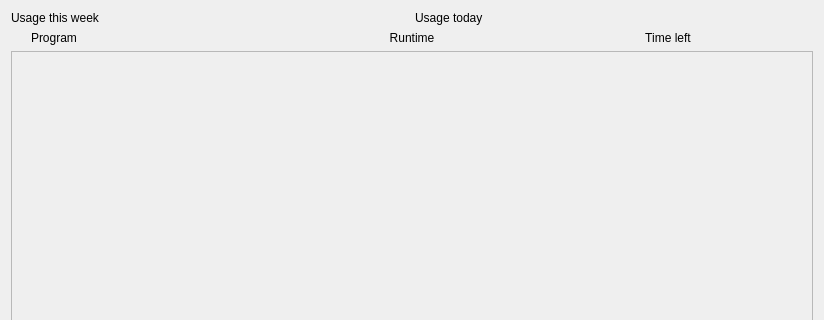
This is src/gui/widgets/statistics/statisticspage.ui in bergamontt/sunflower as Qt 5 draws it before an edit; both pictures show x 0 to 824 and y 0 to 320 of the 824 by 640 pixel window. The edited form follows.
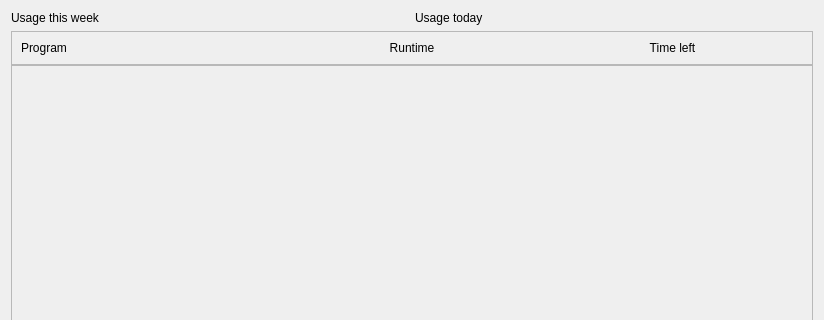
This is the edited form.

Patch:
```diff
--- a/src/gui/widgets/statistics/statisticspage.ui
+++ b/src/gui/widgets/statistics/statisticspage.ui
@@ -61,15 +61,25 @@
    <item>
     <layout class="QVBoxLayout" name="windowStats" stretch="0,0">
      <property name="spacing">
-      <number>6</number>
+      <number>0</number>
      </property>
      <item>
-      <layout class="QHBoxLayout" name="windowsHeader">
+      <widget class="QFrame" name="header">
+       <property name="frameShape">
+        <enum>QFrame::Shape::StyledPanel</enum>
+       </property>
+       <property name="frameShadow">
+        <enum>QFrame::Shadow::Raised</enum>
+       </property>
+       <property name="frameClass" stdset="0">
+        <string>header</string>
+       </property>
+       <layout class="QHBoxLayout" name="horizontalLayout" stretch="1,1,1">
+        <property name="spacing">
+         <number>0</number>
+        </property>
        <property name="leftMargin">
-        <number>20</number>
-       </property>
-       <property name="rightMargin">
-        <number>20</number>
+         <number>9</number>
        </property>
        <item>
         <widget class="QLabel" name="programLabel">
@@ -117,6 +127,7 @@
         </widget>
        </item>
       </layout>
+      </widget>
      </item>
      <item>
       <widget class="QScrollArea" name="scrollArea">
@@ -129,7 +140,7 @@
           <x>0</x>
           <y>0</y>
           <width>802</width>
-          <height>280</height>
+          <height>268</height>
          </rect>
         </property>
         <layout class="QVBoxLayout" name="verticalLayout_3">
```
Left out of the diff: 24 changed lines with no effect on the pictures. Lines whose indentation alone changed are shown as unchanged.
